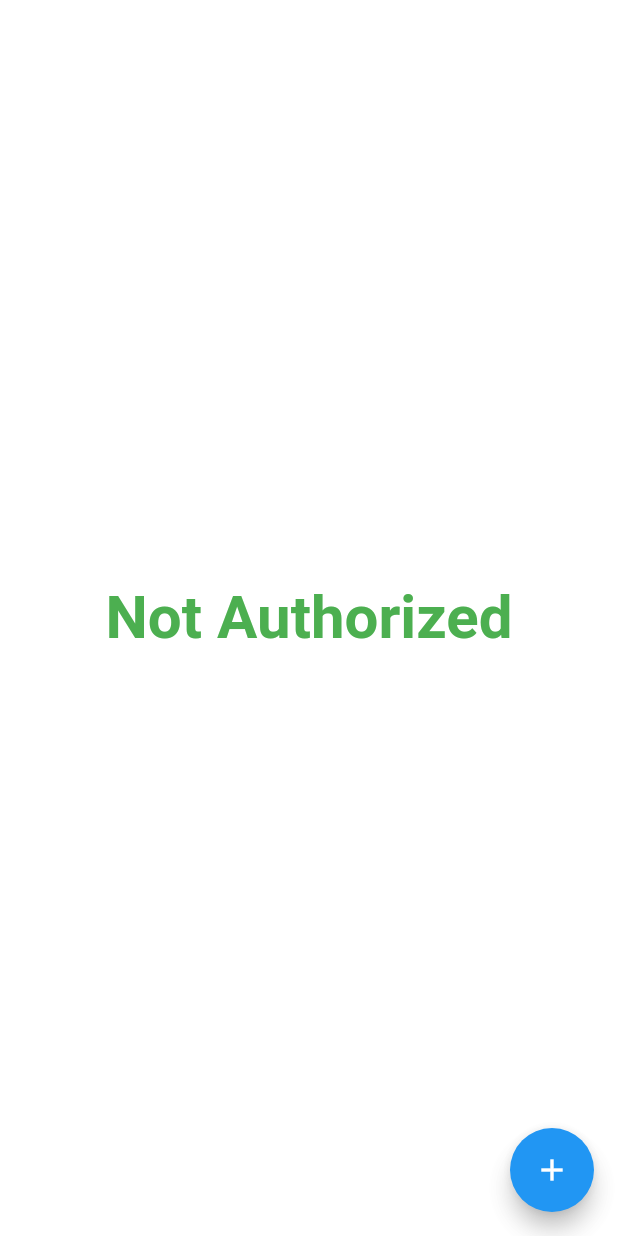
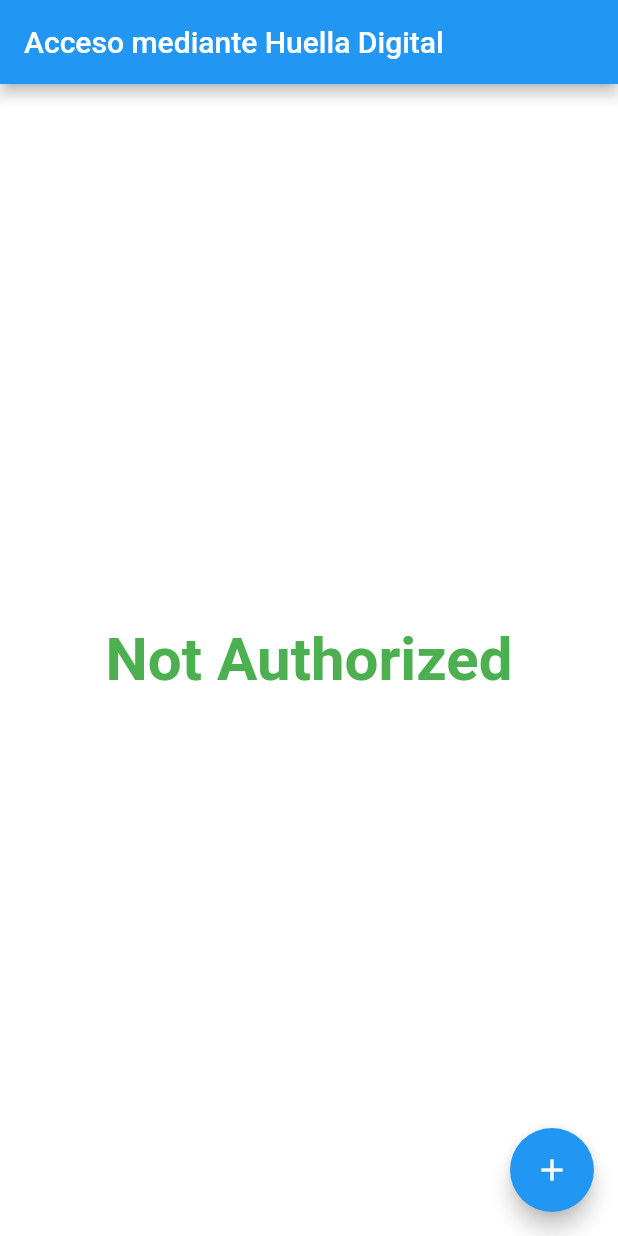
Before and after one commit to FSALVA157/flutter_auth_fingerprint, a Flutter app: the screen it shows after launch, on a phone screen of 412 x 824 dp. Run offline on Flutter 3.47's test engine with Material 2 defaults, Android fonts, the phone set to English and light mode, and no system bars; our stand-ins replace local_auth.

Commit message:
canbuio color de lienzo

```diff
--- a/lib/main.dart
+++ b/lib/main.dart
@@ -62,8 +62,11 @@ class _MyHomePageState extends State<MyHomePage> {
   @override
   Widget build(BuildContext context) {
     return Scaffold(
+      appBar: AppBar(
+        title: Text('Acceso mediante Huella Digital'),
+      ),
       backgroundColor:
-          (_message == "Not Authorized") ? Colors.white38 : Colors.yellowAccent,
+          (_message == "Not Authorized") ? Colors.white : Colors.yellowAccent,
       body: Center(
         child: Container(
           child: Text("$_message",
```
